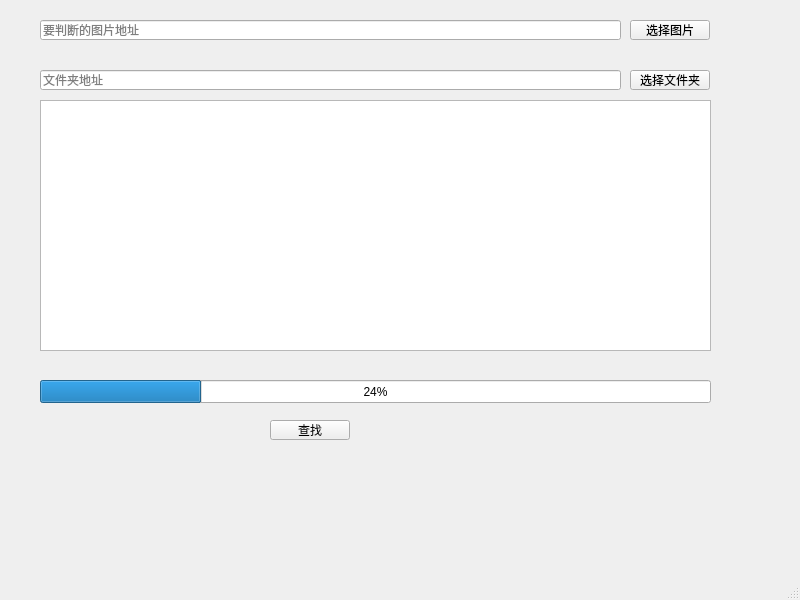
First picture: the form in mainwindow.ui, repository nolongerhesitate/SimilitudePicture, before the edit.
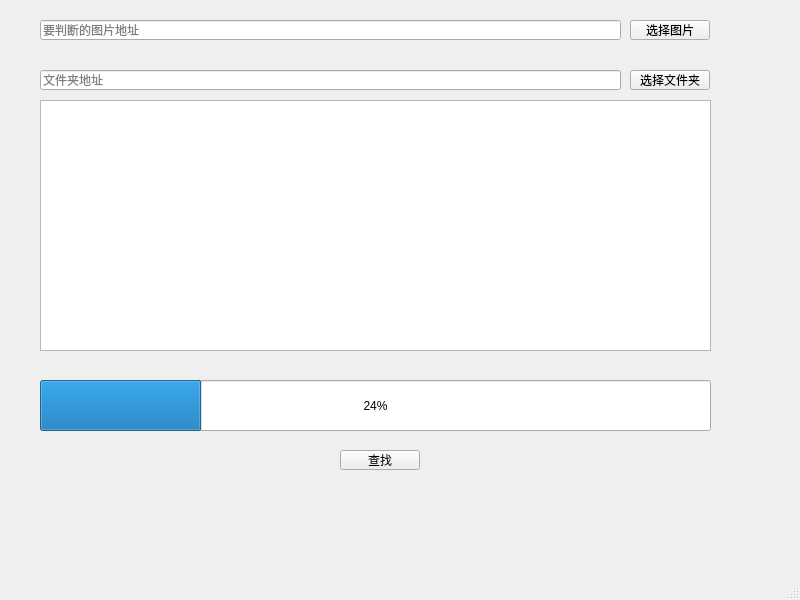
Second picture: the form after the edit.

What changed in the file:
```diff
--- a/mainwindow.ui
+++ b/mainwindow.ui
@@ -17,8 +17,8 @@
    <widget class="QPushButton" name="pushButton">
     <property name="geometry">
      <rect>
-      <x>270</x>
-      <y>420</y>
+      <x>340</x>
+      <y>450</y>
       <width>80</width>
       <height>20</height>
      </rect>
@@ -95,7 +95,7 @@
       <x>40</x>
       <y>380</y>
       <width>671</width>
-      <height>23</height>
+      <height>51</height>
      </rect>
     </property>
     <property name="value">
```
Left out of the diff: 2 changed lines with no effect on the pictures.
